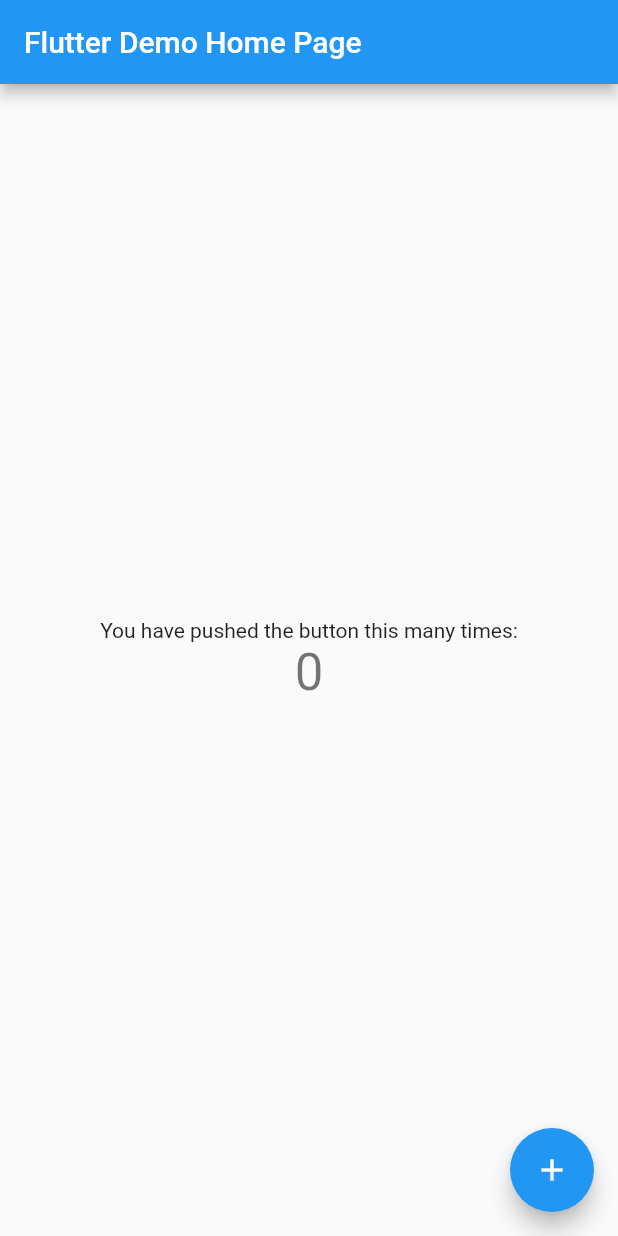
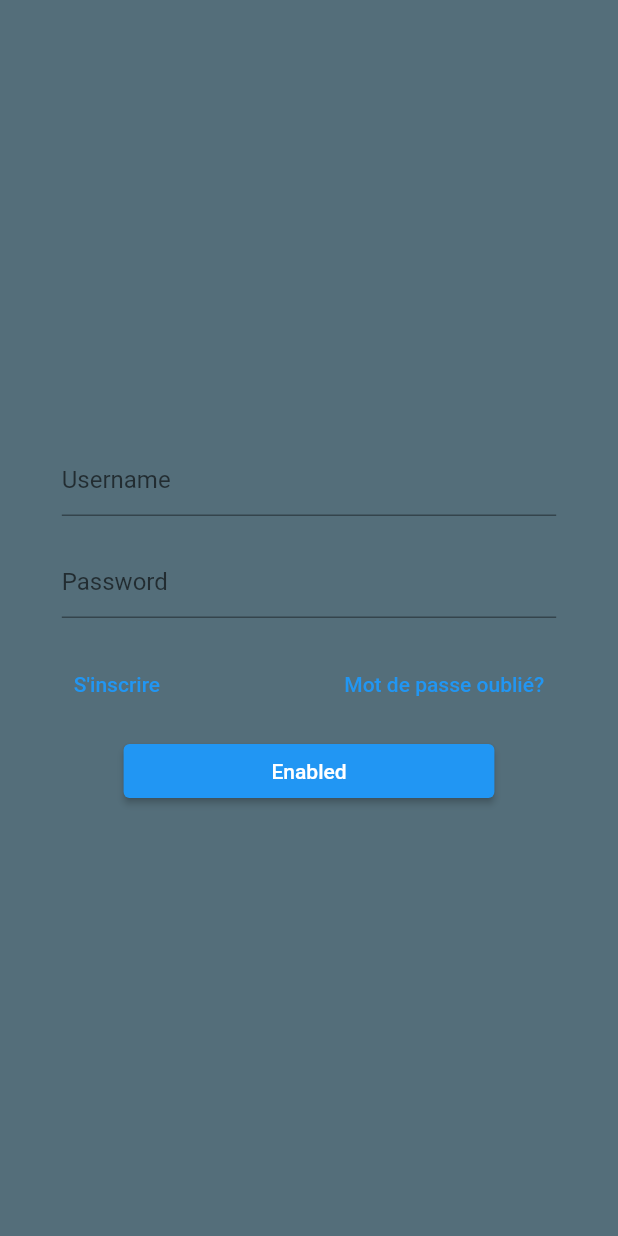
Before and after one commit to stevy-sys/talk-to-me, a Flutter app: the screen it shows after launch, on a phone screen of 412 x 824 dp. Run offline on Flutter 3.47's test engine with Material 2 defaults, Android fonts, the phone set to English and light mode, and no system bars.

Commit message:
add login view

```diff
--- a/lib/main.dart
+++ b/lib/main.dart
@@ -1,4 +1,5 @@
 import 'package:flutter/material.dart';
+import 'package:talktome/src/view/login.dart';
 
 void main() {
   runApp(const MyApp());
@@ -7,109 +8,14 @@
 class MyApp extends StatelessWidget {
   const MyApp({Key? key}) : super(key: key);
 
-  // This widget is the root of your application.
   @override
   Widget build(BuildContext context) {
     return MaterialApp(
       title: 'Flutter Demo',
       theme: ThemeData(
-        // This is the theme of your application.
-        //
-        // Try running your application with "flutter run". You'll see the
-        // application has a blue toolbar. Then, without quitting the app, try
-        // changing the primarySwatch below to Colors.green and then invoke
-        // "hot reload" (press "r" in the console where you ran "flutter run",
-        // or simply save your changes to "hot reload" in a Flutter IDE).
-        // Notice that the counter didn't reset back to zero; the application
-        // is not restarted.
         primarySwatch: Colors.blue,
       ),
-      home: const MyHomePage(title: 'Flutter Demo Home Page'),
+      home: const Login(),
     );
   }
 }
-
-class MyHomePage extends StatefulWidget {
-  const MyHomePage({Key? key, required this.title}) : super(key: key);
-
-  // This widget is the home page of your application. It is stateful, meaning
-  // that it has a State object (defined below) that contains fields that affect
-  // how it looks.
-
-  // This class is the configuration for the state. It holds the values (in this
-  // case the title) provided by the parent (in this case the App widget) and
-  // used by the build method of the State. Fields in a Widget subclass are
-  // always marked "final".
-
-  final String title;
-
-  @override
-  State<MyHomePage> createState() => _MyHomePageState();
-}
-
-class _MyHomePageState extends State<MyHomePage> {
-  int _counter = 0;
-
-  void _incrementCounter() {
-    setState(() {
-      // This call to setState tells the Flutter framework that something has
-      // changed in this State, which causes it to rerun the build method below
-      // so that the display can reflect the updated values. If we changed
-      // _counter without calling setState(), then the build method would not be
-      // called again, and so nothing would appear to happen.
-      _counter++;
-    });
-  }
-
-  @override
-  Widget build(BuildContext context) {
-    // This method is rerun every time setState is called, for instance as done
-    // by the _incrementCounter method above.
-    //
-    // The Flutter framework has been optimized to make rerunning build methods
-    // fast, so that you can just rebuild anything that needs updating rather
-    // than having to individually change instances of widgets.
-    return Scaffold(
-      appBar: AppBar(
-        // Here we take the value from the MyHomePage object that was created by
-        // the App.build method, and use it to set our appbar title.
-        title: Text(widget.title),
-      ),
-      body: Center(
-        // Center is a layout widget. It takes a single child and positions it
-        // in the middle of the parent.
-        child: Column(
-          // Column is also a layout widget. It takes a list of children and
-          // arranges them vertically. By default, it sizes itself to fit its
-          // children horizontally, and tries to be as tall as its parent.
-          //
-          // Invoke "debug painting" (press "p" in the console, choose the
-          // "Toggle Debug Paint" action from the Flutter Inspector in Android
-          // Studio, or the "Toggle Debug Paint" command in Visual Studio Code)
-          // to see the wireframe for each widget.
-          //
-          // Column has various properties to control how it sizes itself and
-          // how it positions its children. Here we use mainAxisAlignment to
-          // center the children vertically; the main axis here is the vertical
-          // axis because Columns are vertical (the cross axis would be
-          // horizontal).
-          mainAxisAlignment: MainAxisAlignment.center,
-          children: <Widget>[
-            const Text(
-              'You have pushed the button this many times:',
-            ),
-            Text(
-              '$_counter',
-              style: Theme.of(context).textTheme.headline4,
-            ),
-          ],
-        ),
-      ),
-      floatingActionButton: FloatingActionButton(
-        onPressed: _incrementCounter,
-        tooltip: 'Increment',
-        child: const Icon(Icons.add),
-      ), // This trailing comma makes auto-formatting nicer for build methods.
-    );
-  }
-}
--- /dev/null
+++ b/lib/src/view/login.dart
@@ -0,0 +1,124 @@
+import 'package:flutter/gestures.dart';
+import 'package:flutter/material.dart';
+
+class Login extends StatefulWidget {
+    const Login({ Key? key }) : super(key: key);
+
+    @override
+    _LoginState createState() => _LoginState();
+}
+
+class _LoginState extends State<Login> {
+
+    final _formKey = GlobalKey<FormState>();
+
+    TextEditingController username = new TextEditingController();
+    TextEditingController password = new TextEditingController();
+
+    @override
+    Widget build(BuildContext context) {
+        return Scaffold(
+            body: SafeArea(
+                child: Container(
+                    width: MediaQuery.of(context).size.width,
+                    color: Colors.blueGrey[600],
+                    child: Center(
+                        child: Form(
+                            child: Column(
+                                mainAxisAlignment: MainAxisAlignment.center,
+                                crossAxisAlignment: CrossAxisAlignment.center,
+                                children: [
+                                    Container(
+                                        width: ((MediaQuery.of(context).size.width * 80) / 100),
+                                        margin: EdgeInsets.symmetric(vertical: 10),
+                                        child: TextFormField(
+                                            controller: username,
+                                            validator: (val){
+
+                                            },
+                                            decoration: new InputDecoration(
+                                                hintText: 'Username'
+                                            ),
+                                        ),
+                                    ),
+                                    Container(
+                                        width: ((MediaQuery.of(context).size.width * 80) / 100),
+                                        margin: EdgeInsets.symmetric(vertical: 10),
+                                        child: TextFormField(
+                                            controller: password,
+                                            validator: (val){
+
+                                            },
+                                            obscureText: true,
+                                            decoration: new InputDecoration(
+                                                hintText: 'Password'
+                                            ),
+                                        ),
+                                    ),
+                                    Container(
+                                        width: ((MediaQuery.of(context).size.width * 80) / 100),
+                                        margin: EdgeInsets.symmetric(vertical: 10),
+                                        child: Row(
+                                            children: [
+                                                Expanded(
+                                                    flex: 1,
+                                                    child: Align(
+                                                        alignment: Alignment.centerLeft,
+                                                        child: TextButton(
+                                                            child: Text("S'inscrire"),
+                                                            onPressed: () => {
+                                                                showDialog(
+                                                                    context: context,
+                                                                    builder: (BuildContext context) => AlertDialog(
+                                                                        title: const Text('AlertDialog Title'),
+                                                                        content: const Text('AlertDialog description'),
+                                                                        actions: <Widget>[
+                                                                            TextButton(
+                                                                                onPressed: () => Navigator.pop(context, 'Cancel'),
+                                                                                child: const Text('Cancel'),
+                                                                            ),
+                                                                            TextButton(
+                                                                                onPressed: () => Navigator.pop(context, 'OK'),
+                                                                                child: const Text('OK'),
+                                                                            ),
+                                                                        ],
+                                                                    )
+                                                                )
+                                                            },
+                                                        )
+                                                    ),
+                                                ),
+                                                Expanded(
+                                                    flex: 1,
+                                                    child: Align(
+                                                        alignment: Alignment.centerRight,
+                                                        child: TextButton(
+                                                            child: Text("Mot de passe oublié?"),
+                                                            onPressed: () => {
+                                                                print('mot de passe oublié')
+                                                            },
+                                                        )
+                                                    ),
+                                                ),
+                                            ],
+                                        )
+                                    ),
+                                    Container(
+                                        width: ((MediaQuery.of(context).size.width * 60) / 100),
+                                        child: ElevatedButton(
+                                            onPressed: () {
+                                                print('login');
+                                                print(username.text.toString());
+                                            },
+                                            child: const Text('Enabled'),
+                                        ),
+                                    )
+                                ],
+                            ),
+                        )
+                    )
+                ),
+            )
+        );
+    }
+}
--- a/pubspec.yaml
+++ b/pubspec.yaml
@@ -34,6 +34,7 @@
   # The following adds the Cupertino Icons font to your application.
   # Use with the CupertinoIcons class for iOS style icons.
   cupertino_icons: ^1.0.2
+  flutter_spinkit: ^5.1.0
 
 dev_dependencies:
   flutter_test:
@@ -58,8 +59,8 @@
   uses-material-design: true
 
   # To add assets to your application, add an assets section, like this:
-  # assets:
-  #   - images/a_dot_burr.jpeg
+  assets:
+    - assets/images/
   #   - images/a_dot_ham.jpeg
 
   # An image asset can refer to one or more resolution-specific "variants", see
```
